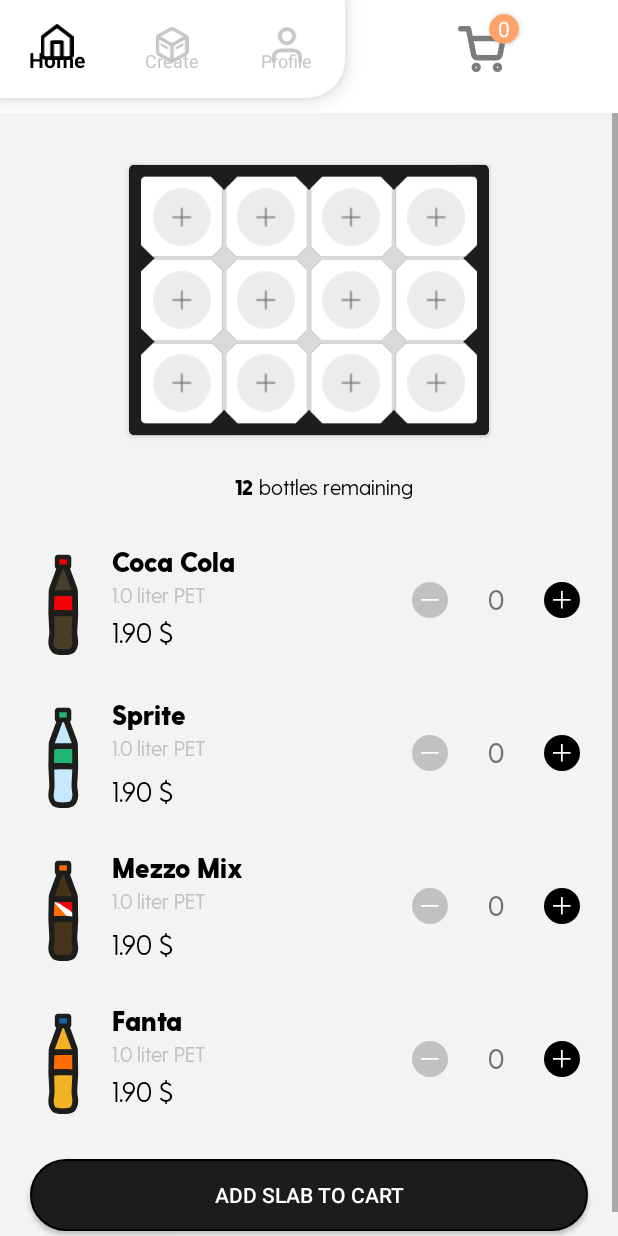
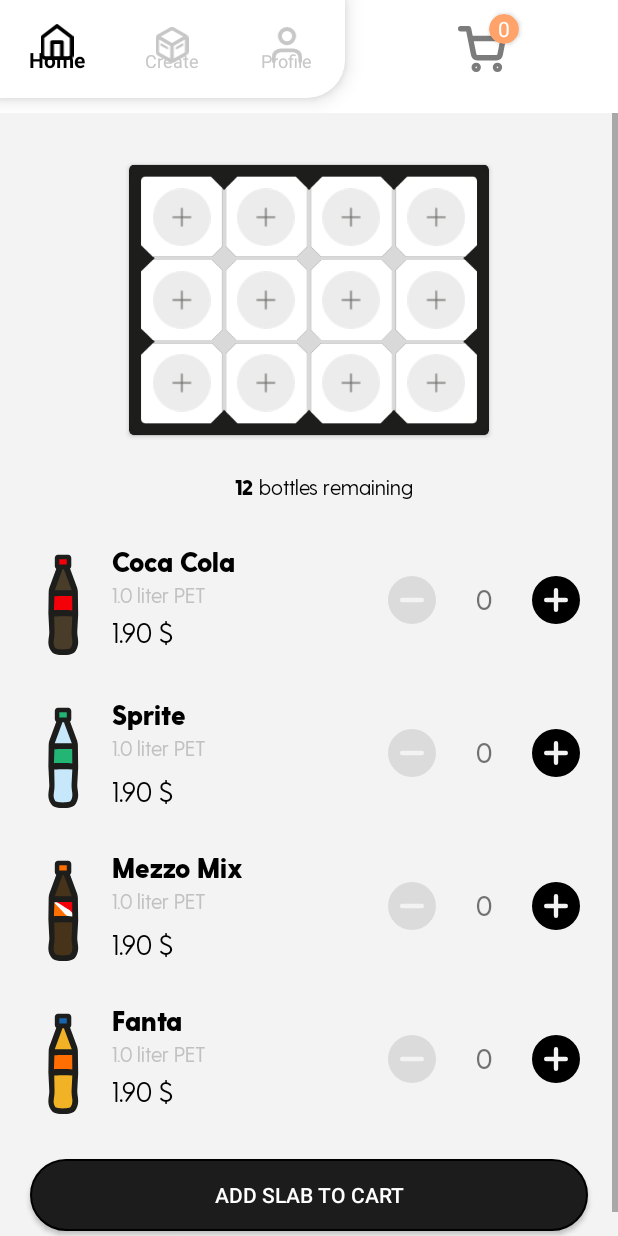
Before and after one commit to vib6445/Carsten, an Android app: the fragment LemonadeFragment placed in its activity, on a phone screen of 412 x 824 dp. Run offline under Robolectric (Android 15) with nearby library versions, the phone set to English and light mode, and no system bars.

Commit message:
Updated Design

```diff
--- a/app/src/main/res/drawable/ic_button_minus_disabled.xml
+++ b/app/src/main/res/drawable/ic_button_minus_disabled.xml
@@ -1,12 +1,5 @@
-<vector xmlns:android="http://schemas.android.com/apk/res/android"
-    android:width="24dp"
-    android:height="24dp"
-    android:viewportWidth="24"
-    android:viewportHeight="24">
-  <path
-      android:pathData="M12,12m-12,0a12,12 0,1 1,24 0a12,12 0,1 1,-24 0"
-      android:fillColor="#c1c1c1"/>
-  <path
-      android:pathData="M6.04,11.28h11.73v1.24h-11.73z"
-      android:fillColor="#fff"/>
+<vector android:height="32dp" android:viewportHeight="44"
+    android:viewportWidth="44" android:width="32dp" xmlns:android="http://schemas.android.com/apk/res/android">
+    <path android:fillAlpha="0.1" android:fillColor="#FF000000"
+        android:pathData="M22,0A22,22 0,1 0,44 22,22 22,0 0,0 22,0ZM31,24L13,24a2,2 0,0 1,0 -4L31,20a2,2 0,0 1,0 4Z" android:strokeAlpha="0.1"/>
 </vector>
--- a/app/src/main/res/drawable/ic_button_plus.xml
+++ b/app/src/main/res/drawable/ic_button_plus.xml
@@ -1,15 +1,4 @@
-<vector xmlns:android="http://schemas.android.com/apk/res/android"
-    android:width="24dp"
-    android:height="24dp"
-    android:viewportWidth="24"
-    android:viewportHeight="24">
-  <path
-      android:fillColor="#FF000000"
-      android:pathData="M12,12m-12,0a12,12 0,1 1,24 0a12,12 0,1 1,-24 0"/>
-  <path
-      android:pathData="M11.3,6h1.2v11.7h-1.2z"
-      android:fillColor="#FFFFFF"/>
-  <path
-      android:pathData="M6,11.3h11.7v1.2h-11.7z"
-      android:fillColor="#FFFFFF"/>
+<vector android:height="32dp" android:viewportHeight="44"
+    android:viewportWidth="44" android:width="32dp" xmlns:android="http://schemas.android.com/apk/res/android">
+    <path android:fillColor="#FF000000" android:pathData="M22,0A22,22 0,1 0,44 22,22 22,0 0,0 22,0ZM31,24L24,24v7a2,2 0,0 1,-4 0L20,24L13,24a2,2 0,0 1,0 -4h7L20,13a2,2 0,0 1,4 0v7h7a2,2 0,0 1,0 4Z"/>
 </vector>
```
